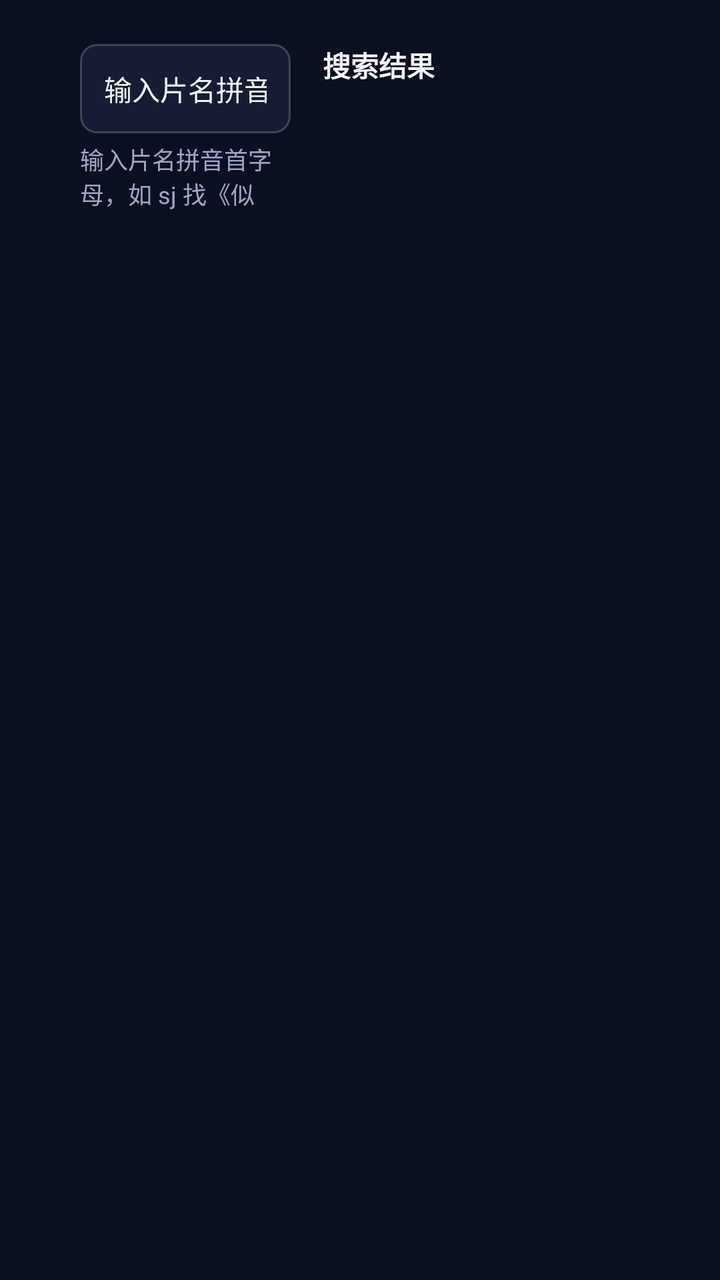
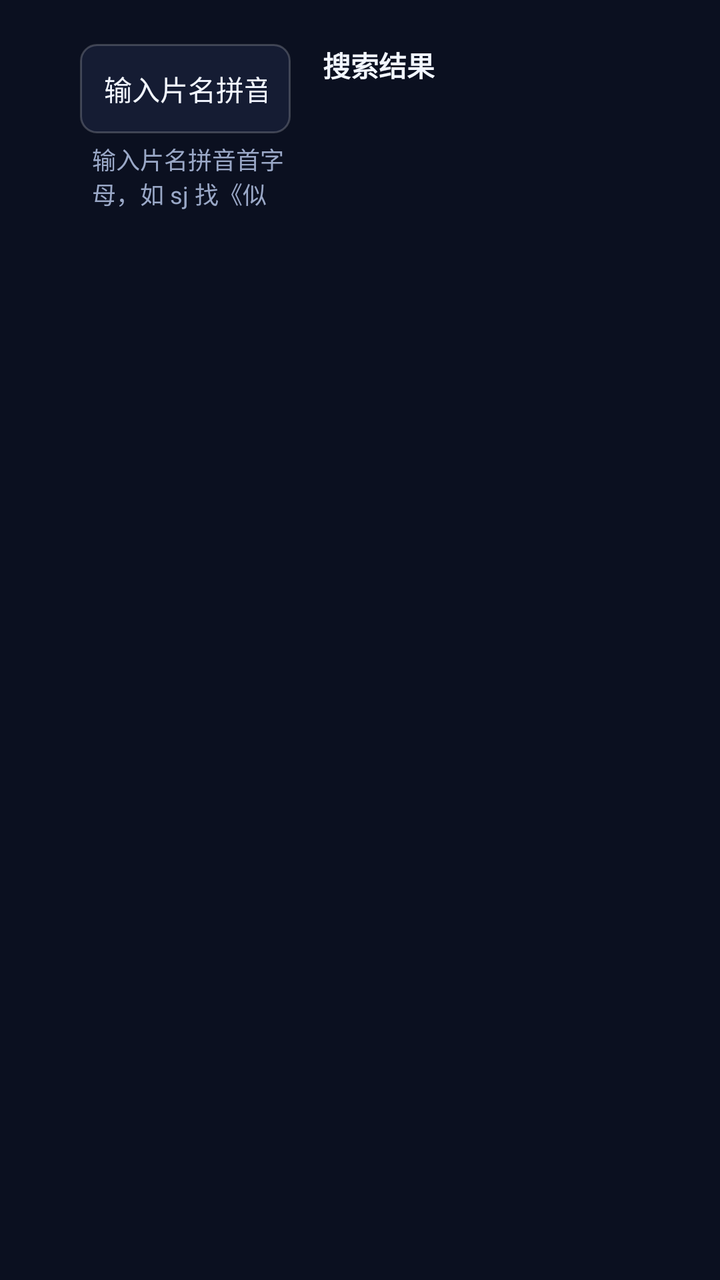

Before-and-after screenshots of an Android layout around one commit, followed by the original layout XML and the change that was made.
<!-- AndroidManifest.xml: application theme AppTheme -->
<!-- res/layout/fragment_search.xml -->
<?xml version="1.0" encoding="utf-8"?>
<LinearLayout xmlns:android="http://schemas.android.com/apk/res/android"
    android:layout_width="match_parent"
    android:layout_height="match_parent"
    android:background="@color/bg"
    android:orientation="horizontal"
    android:paddingLeft="@dimen/overscan_h"
    android:paddingRight="@dimen/overscan_h"
    android:paddingTop="@dimen/overscan_v"
    android:paddingBottom="@dimen/overscan_v">

    <LinearLayout
        android:layout_width="0dp"
        android:layout_height="match_parent"
        android:layout_weight="2"
        android:orientation="vertical">

        
        <EditText
            android:id="@+id/query_edit"
            style="@style/TvUrlEdit"
            android:layout_width="match_parent"
            android:layout_height="wrap_content"
            android:hint="@string/search_hint"
            android:inputType="text"
            android:maxLines="1"
            android:nextFocusDown="@+id/keyboard" />

        <TextView
            android:id="@+id/search_status"
            style="@style/TvSub"
            android:layout_width="match_parent"
            android:layout_height="wrap_content"
            android:layout_marginTop="4dp"
            android:maxLines="2"
            android:text="@string/search_hint" />

        <LinearLayout
            android:id="@+id/keyboard"
            android:layout_width="match_parent"
            android:layout_height="0dp"
            android:layout_marginTop="6dp"
            android:layout_weight="1"
            android:orientation="vertical" />
    </LinearLayout>

    <LinearLayout
        android:layout_width="0dp"
        android:layout_height="match_parent"
        android:layout_marginStart="16dp"
        android:layout_weight="3"
        android:orientation="vertical">

        <TextView
            android:id="@+id/result_title"
            style="@style/TvText"
            android:layout_width="wrap_content"
            android:layout_height="wrap_content"
            android:layout_marginBottom="8dp"
            android:text="搜索结果"
            android:textStyle="bold" />

        <androidx.recyclerview.widget.RecyclerView
            android:id="@+id/result_grid"
            android:layout_width="match_parent"
            android:layout_height="0dp"
            android:layout_weight="1"
            android:clipToPadding="false"
            android:descendantFocusability="afterDescendants"
            android:focusable="false" />
    </LinearLayout>
</LinearLayout>
<!-- resources referenced by this layout -->
<resources>
  <color name="bg">#FF0B1020</color>
  <dimen name="overscan_h">40dp</dimen>
  <dimen name="overscan_v">22dp</dimen>
  <string name="search_hint">输入片名拼音首字母，如 sj 找《似锦》</string>
  <style name="TvSub" parent="TvText">
          <item name="android:textColor">@color/text_secondary</item>
          <item name="android:textSize">@dimen/text_small</item>
      </style>
  <style name="TvText">
          <item name="android:textColor">@color/text_primary</item>
          <item name="android:textSize">@dimen/text_body</item>
      </style>
  <style name="TvUrlEdit" parent="TvText">
          <item name="android:textSize">@dimen/text_card</item>
          <item name="android:background">@drawable/bg_edit</item>
          <item name="android:padding">12dp</item>
          <item name="android:singleLine">true</item>
          <item name="android:imeOptions">actionDone</item>
          <item name="android:focusable">true</item>
          <item name="android:focusableInTouchMode">true</item>
      </style>
  <style name="AppTheme" parent="Theme.Leanback">
          <item name="android:windowBackground">@color/bg</item>
          <item name="android:colorAccent">@color/accent</item>
          <item name="android:textColorPrimary">@color/text_primary</item>
          <item name="android:textColorSecondary">@color/text_secondary</item>
          <item name="android:windowNoTitle">true</item>
          <item name="android:windowActionBar">false</item>
      </style>
  <color name="text_secondary">#FF9AA8C7</color>
  <dimen name="text_small">12sp</dimen>
  <color name="text_primary">#FFF2F6FF</color>
  <dimen name="text_body">14sp</dimen>
  <dimen name="text_card">14sp</dimen>
  <!-- drawable bg_edit (drawable) -->
  <?xml version="1.0" encoding="utf-8"?>
  <selector xmlns:android="http://schemas.android.com/apk/res/android">
      <item android:state_focused="true">
          <shape android:shape="rectangle">
              <solid android:color="@color/bg_elevated" />
              <stroke android:width="3dp" android:color="@color/accent" />
              <corners android:radius="8dp" />
          </shape>
      </item>
      <item>
          <shape android:shape="rectangle">
              <solid android:color="@color/bg_elevated" />
              <stroke android:width="1dp" android:color="@color/divider" />
              <corners android:radius="8dp" />
          </shape>
      </item>
  </selector>
  <color name="accent">#FF54A0FF</color>
  <color name="bg_elevated">#FF151C33</color>
  <color name="divider">#33FFFFFF</color>
</resources>

<!-- the commit's change to res/layout/fragment_search.xml (unified diff, before → after) -->
@@ -26,14 +26,30 @@
             android:maxLines="1"
             android:nextFocusDown="@+id/keyboard" />
 
-        <TextView
-            android:id="@+id/search_status"
-            style="@style/TvSub"
+        <LinearLayout
             android:layout_width="match_parent"
             android:layout_height="wrap_content"
             android:layout_marginTop="4dp"
-            android:maxLines="2"
-            android:text="@string/search_hint" />
+            android:gravity="center_vertical"
+            android:orientation="horizontal">
+
+            <ProgressBar
+                android:id="@+id/search_progress"
+                android:layout_width="20dp"
+                android:layout_height="20dp"
+                android:indeterminate="true"
+                android:indeterminateDrawable="@drawable/loading_spinner"
+                android:visibility="gone" />
+
+            <TextView
+                android:id="@+id/search_status"
+                style="@style/TvSub"
+                android:layout_width="match_parent"
+                android:layout_height="wrap_content"
+                android:layout_marginStart="6dp"
+                android:maxLines="2"
+                android:text="@string/search_hint" />
+        </LinearLayout>
 
         <LinearLayout
             android:id="@+id/keyboard"
<!-- resource entries referenced after the edit -->
@@ -3,6 +3,14 @@
   <color name="bg">#FF0B1020</color>
   <dimen name="overscan_h">40dp</dimen>
   <dimen name="overscan_v">22dp</dimen>
+  <!-- drawable loading_spinner (drawable) -->
+  <?xml version="1.0" encoding="utf-8"?>
+  <rotate xmlns:android="http://schemas.android.com/apk/res/android"
+      android:drawable="@drawable/loading_arc"
+      android:fromDegrees="0"
+      android:toDegrees="360"
+      android:pivotX="50%"
+      android:pivotY="50%" />
   <string name="search_hint">输入片名拼音首字母，如 sj 找《似锦》</string>
   <style name="TvSub" parent="TvText">
           <item name="android:textColor">@color/text_secondary</item>
@@ -29,6 +37,22 @@
           <item name="android:windowNoTitle">true</item>
           <item name="android:windowActionBar">false</item>
       </style>
+  <!-- drawable loading_arc (drawable) -->
+  <?xml version="1.0" encoding="utf-8"?>
+  <shape xmlns:android="http://schemas.android.com/apk/res/android"
+      android:shape="ring"
+      android:innerRadiusRatio="3.2"
+      android:thicknessRatio="9"
+      android:useLevel="false">
+  
+      <gradient
+          android:type="sweep"
+          android:centerX="0.5"
+          android:centerY="0.5"
+          android:startColor="#0054A0FF"
+          android:centerColor="#FF54A0FF"
+          android:endColor="#FF54A0FF" />
+  </shape>
   <color name="text_secondary">#FF9AA8C7</color>
   <dimen name="text_small">12sp</dimen>
   <color name="text_primary">#FFF2F6FF</color>
